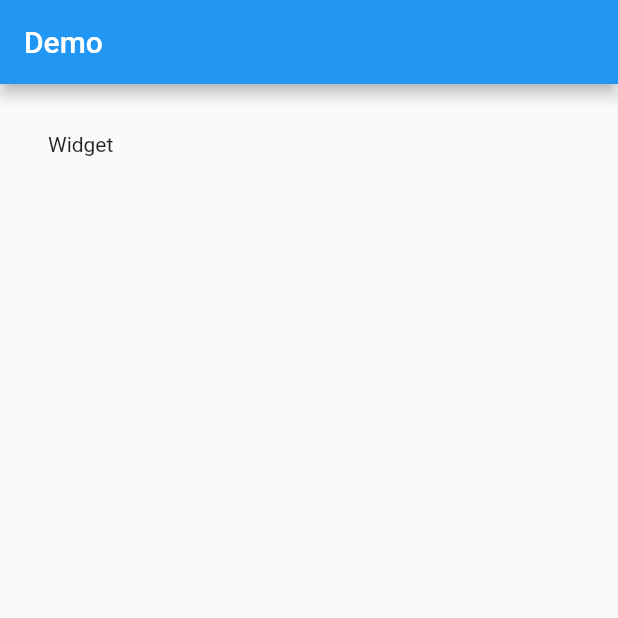
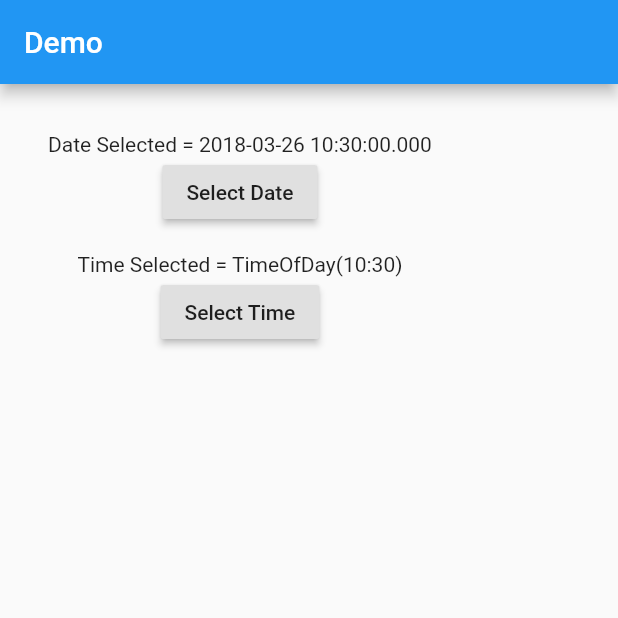
Before and after one commit to brianwoo/flutter_tutorial, a Flutter app: the screen it shows after launch, on a phone screen of 412 x 824 dp, the top half of it. Run offline on Flutter 3.47's test engine with Material 2 defaults, Android fonts, the phone set to English and light mode, and no system bars.

Commit message:
Finished Lesson 39

```diff
--- /dev/null
+++ b/lib/flutter39_dateTimePicker/dateTimePicker.dart
@@ -0,0 +1,72 @@
+import "package:flutter/material.dart";
+import "dart:async";
+
+void flutter_demo() => runApp(new MaterialApp(home: new Demo()));
+
+class Demo extends StatefulWidget
+{
+  @override
+  _DemoState createState() => new _DemoState();
+}
+
+class _DemoState extends State<Demo>
+{
+
+  DateTime _date = new DateTime.now();
+  TimeOfDay _time = new TimeOfDay.now();
+
+  Future<Null> _selectDate(BuildContext context) async
+  {
+    final DateTime picked = await showDatePicker(
+        context: context,
+        initialDate: _date,
+        firstDate: new DateTime(2016),
+        lastDate: new DateTime(2019)
+    );
+
+    if (picked != null && picked != _date)
+    {
+      print("Date Selected = ${picked.toString()}");
+      setState(() {
+        _date = picked;
+      });
+    }
+
+  }
+
+  Future<Null> _selectTime(BuildContext context) async
+  {
+    final TimeOfDay picked = await showTimePicker(
+        context: context,
+        initialTime: _time
+    );
+
+    if (picked != null && picked != _time)
+    {
+      print("Time Selected = ${picked.toString()}");
+      setState(() {
+        _time = picked;
+      });
+    }
+  }
+
+  @override
+  Widget build(BuildContext context)
+  {
+    return new Scaffold(
+      appBar: new AppBar(title: new Text("Demo")),
+      body: new Container(
+        child: new Column(
+          children: <Widget>[
+            new Text("Date Selected = ${_date.toString()}"),
+            new RaisedButton(child: new Text("Select Date"), onPressed: () => _selectDate(context)),
+            new Text(" "),
+            new Text("Time Selected = ${_time.toString()}"),
+            new RaisedButton(child: new Text("Select Time"), onPressed: () => _selectTime(context)),
+          ],
+        ),
+        padding: new EdgeInsets.all(32.0),
+      )
+    );
+  }
+}
--- a/lib/main.dart
+++ b/lib/main.dart
@@ -15,6 +15,7 @@ import 'package:flutter_tutorial/flutter35_live_template/liveTemplate.dart' as l
 import 'package:flutter_tutorial/flutter36_drawer/drawer.dart' as drawerDemo;
 import 'package:flutter_tutorial/flutter37_floatingActionButton/floatingActionButton.dart' as fabDemo;
 import 'package:flutter_tutorial/flutter38_appLifeCycle/appLifeCycle.dart' as appLifeCycleDemo;
+import 'package:flutter_tutorial/flutter39_dateTimePicker/dateTimePicker.dart' as dateTimePickerDemo;
 
 
 // void main() => flutter23();
@@ -32,7 +33,8 @@ import 'package:flutter_tutorial/flutter38_appLifeCycle/appLifeCycle.dart' as ap
 //void main() => liveTemplateDemo.flutter_liveTemplateDemo();
 //void main() => drawerDemo.flutter_drawer();
 //void main() => fabDemo.flutter_demo();
-void main() => appLifeCycleDemo.flutter_demo();
+//void main() => appLifeCycleDemo.flutter_demo();
+void main() => dateTimePickerDemo.flutter_demo();
 
 // void main() {
 //   runApp(
```
